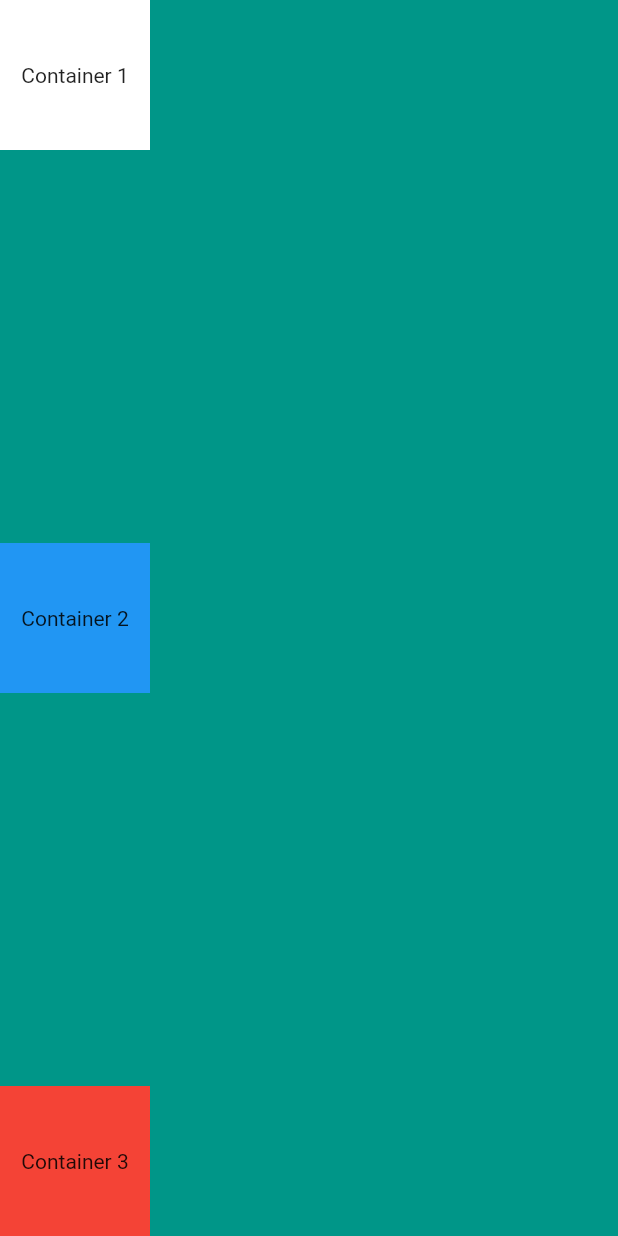
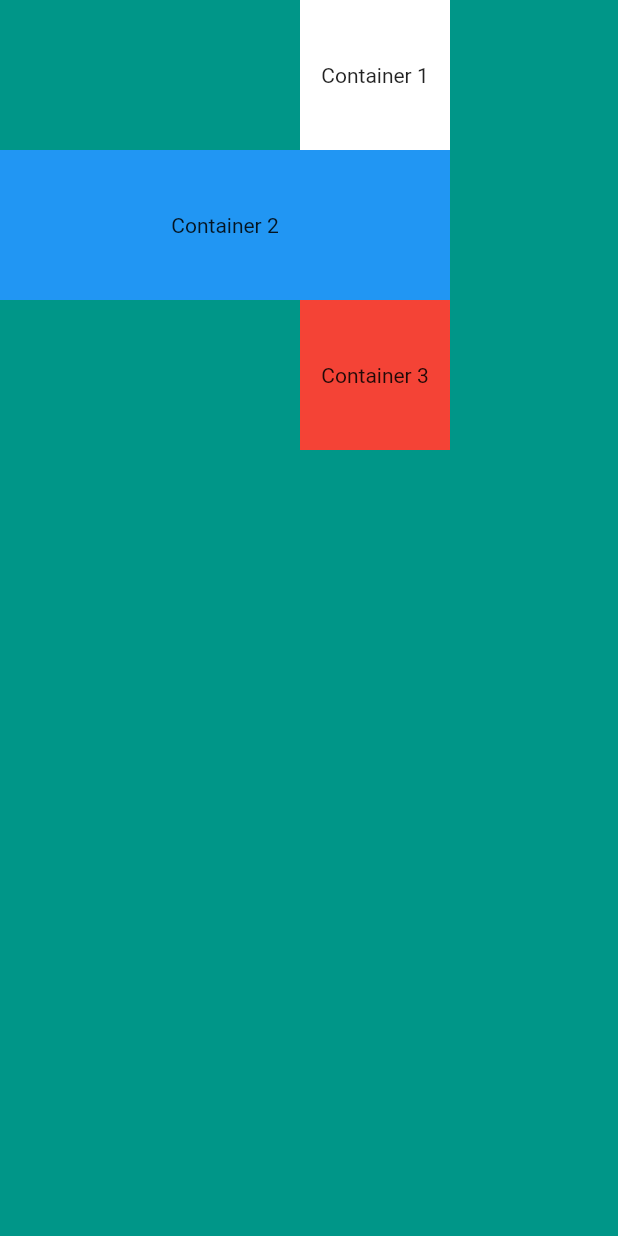
Before and after one commit to kulkarni-anurag/micard_app, a Flutter app: the screen it shows after launch, on a phone screen of 412 x 824 dp. Run offline on Flutter 3.47's test engine with Material 2 defaults, Android fonts, the phone set to English and light mode, and no system bars.

Commit message:
Containers positioned according to end

```diff
--- a/lib/main.dart
+++ b/lib/main.dart
@@ -14,7 +14,7 @@ class MyApp extends StatelessWidget {
         backgroundColor: Colors.teal,
         body: SafeArea(
           child: Column(
-            mainAxisAlignment: MainAxisAlignment.spaceBetween,
+            crossAxisAlignment: CrossAxisAlignment.end,
             children: <Widget>[
               Container(
                 height: 100.0,
@@ -26,7 +26,7 @@ class MyApp extends StatelessWidget {
               ),
               Container(
                 height: 100.0,
-                width: 100.0,
+                width: 300.0,
                 color: Colors.blue,
                 child: Center(
                   child: Text('Container 2'),
```
